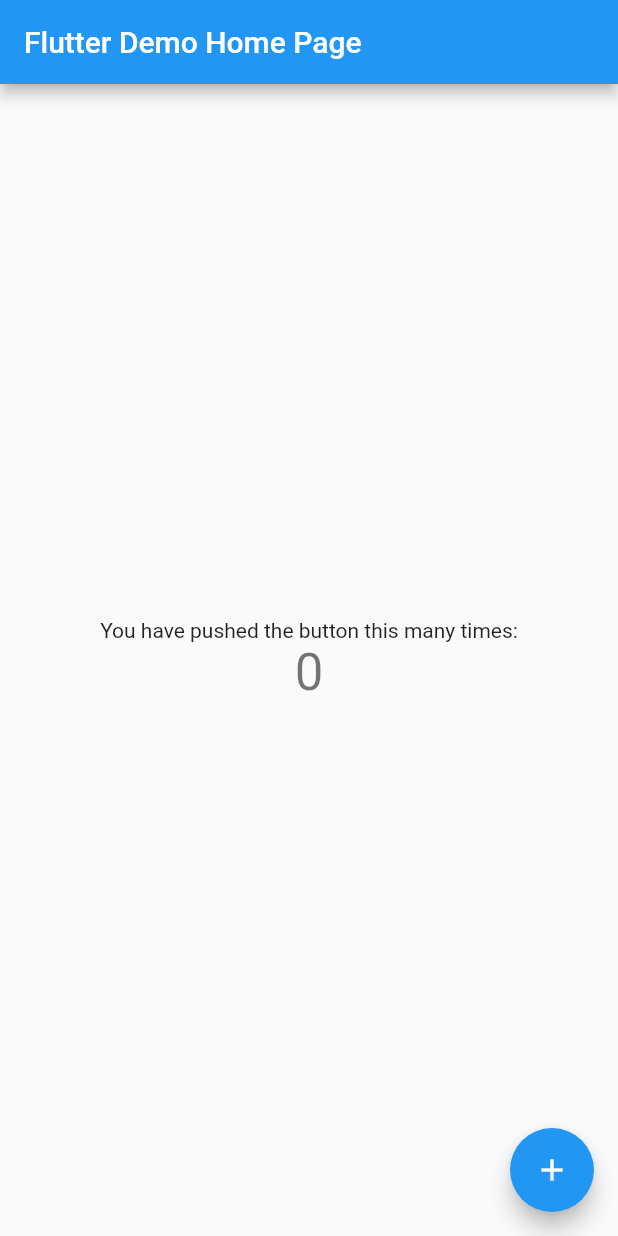
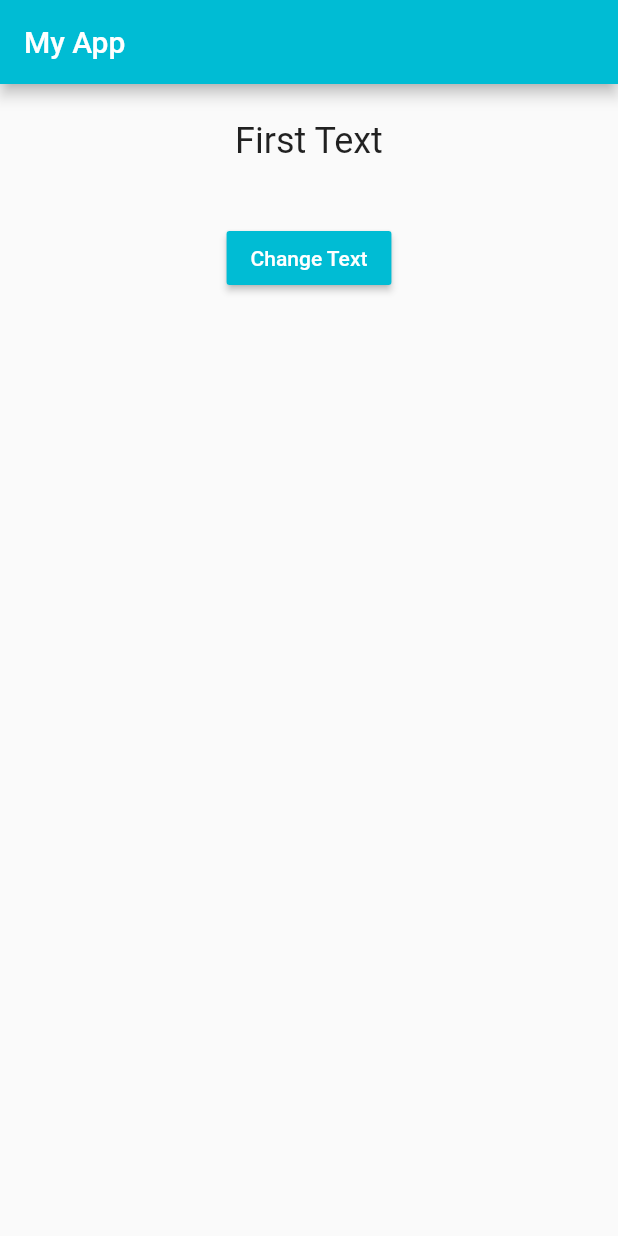
Before and after one commit to andres-gr/flutter-udemy-course-assignment-1, a Flutter app: the screen it shows after launch, on a phone screen of 412 x 824 dp. Run offline on Flutter 3.47's test engine with Material 2 defaults, Android fonts, the phone set to English and light mode, and no system bars.

Commit message:
assignment 1 complete

```diff
--- /dev/null
+++ b/lib/app.dart
@@ -0,0 +1,32 @@
+import 'package:flutter/material.dart';
+
+import 'package:udemy_course_assignment_1/text_control.dart';
+
+class App extends StatelessWidget {
+  @override
+  Widget build(BuildContext context) {
+    return MaterialApp(
+      theme: ThemeData(
+        accentColor: Colors.cyanAccent,
+        primaryColor: Colors.cyan,
+      ),
+      home: Scaffold(
+        appBar: AppBar(
+          title: Text(
+            'My App',
+            style: TextStyle(
+              color: Colors.white
+            ),
+          ),
+        ),
+        body: Column(
+          children: <Widget>[
+            Center(
+              child: TextControl(),
+            ),
+          ],
+        ),
+      ),
+    );
+  }
+}
--- a/lib/main.dart
+++ b/lib/main.dart
@@ -1,109 +1,5 @@
 import 'package:flutter/material.dart';
 
-void main() => runApp(new MyApp());
+import 'package:udemy_course_assignment_1/app.dart';
 
-class MyApp extends StatelessWidget {
-  // This widget is the root of your application.
-  @override
-  Widget build(BuildContext context) {
-    return new MaterialApp(
-      title: 'Flutter Demo',
-      theme: new ThemeData(
-        // This is the theme of your application.
-        //
-        // Try running your application with "flutter run". You'll see the
-        // application has a blue toolbar. Then, without quitting the app, try
-        // changing the primarySwatch below to Colors.green and then invoke
-        // "hot reload" (press "r" in the console where you ran "flutter run",
-        // or press Run > Flutter Hot Reload in IntelliJ). Notice that the
-        // counter didn't reset back to zero; the application is not restarted.
-        primarySwatch: Colors.blue,
-      ),
-      home: new MyHomePage(title: 'Flutter Demo Home Page'),
-    );
-  }
-}
-
-class MyHomePage extends StatefulWidget {
-  MyHomePage({Key key, this.title}) : super(key: key);
-
-  // This widget is the home page of your application. It is stateful, meaning
-  // that it has a State object (defined below) that contains fields that affect
-  // how it looks.
-
-  // This class is the configuration for the state. It holds the values (in this
-  // case the title) provided by the parent (in this case the App widget) and
-  // used by the build method of the State. Fields in a Widget subclass are
-  // always marked "final".
-
-  final String title;
-
-  @override
-  _MyHomePageState createState() => new _MyHomePageState();
-}
-
-class _MyHomePageState extends State<MyHomePage> {
-  int _counter = 0;
-
-  void _incrementCounter() {
-    setState(() {
-      // This call to setState tells the Flutter framework that something has
-      // changed in this State, which causes it to rerun the build method below
-      // so that the display can reflect the updated values. If we changed
-      // _counter without calling setState(), then the build method would not be
-      // called again, and so nothing would appear to happen.
-      _counter++;
-    });
-  }
-
-  @override
-  Widget build(BuildContext context) {
-    // This method is rerun every time setState is called, for instance as done
-    // by the _incrementCounter method above.
-    //
-    // The Flutter framework has been optimized to make rerunning build methods
-    // fast, so that you can just rebuild anything that needs updating rather
-    // than having to individually change instances of widgets.
-    return new Scaffold(
-      appBar: new AppBar(
-        // Here we take the value from the MyHomePage object that was created by
-        // the App.build method, and use it to set our appbar title.
-        title: new Text(widget.title),
-      ),
-      body: new Center(
-        // Center is a layout widget. It takes a single child and positions it
-        // in the middle of the parent.
-        child: new Column(
-          // Column is also layout widget. It takes a list of children and
-          // arranges them vertically. By default, it sizes itself to fit its
-          // children horizontally, and tries to be as tall as its parent.
-          //
-          // Invoke "debug paint" (press "p" in the console where you ran
-          // "flutter run", or select "Toggle Debug Paint" from the Flutter tool
-          // window in IntelliJ) to see the wireframe for each widget.
-          //
-          // Column has various properties to control how it sizes itself and
-          // how it positions its children. Here we use mainAxisAlignment to
-          // center the children vertically; the main axis here is the vertical
-          // axis because Columns are vertical (the cross axis would be
-          // horizontal).
-          mainAxisAlignment: MainAxisAlignment.center,
-          children: <Widget>[
-            new Text(
-              'You have pushed the button this many times:',
-            ),
-            new Text(
-              '$_counter',
-              style: Theme.of(context).textTheme.display1,
-            ),
-          ],
-        ),
-      ),
-      floatingActionButton: new FloatingActionButton(
-        onPressed: _incrementCounter,
-        tooltip: 'Increment',
-        child: new Icon(Icons.add),
-      ), // This trailing comma makes auto-formatting nicer for build methods.
-    );
-  }
-}
+void main() => runApp(App());
--- /dev/null
+++ b/lib/text.dart
@@ -0,0 +1,20 @@
+import 'package:flutter/material.dart';
+
+class TextDisplay extends StatelessWidget {
+  final String displayText;
+
+  TextDisplay({this.displayText = 'Default Text'});
+
+  @override
+  Widget build(BuildContext context) {
+    return Container(
+      margin: EdgeInsets.all(24.0),
+      child: Text(
+        displayText,
+        style: TextStyle(
+          fontSize: 24.0
+        ),
+      ),
+    );
+  }
+}
--- /dev/null
+++ b/lib/text_control.dart
@@ -0,0 +1,60 @@
+import 'package:flutter/material.dart';
+import 'dart:math';
+
+import 'package:udemy_course_assignment_1/text.dart';
+
+int getRandomPosition({int min = 0, int max}) {
+  final _random = Random();
+  return min + _random.nextInt(max - min);
+}
+
+class TextControl extends StatefulWidget {
+  final int initPosition = 0;
+
+  @override
+  _TextControlState createState() => _TextControlState();
+}
+
+class _TextControlState extends State<TextControl> {
+  List<String> _textList = const [
+    'First Text',
+    'Second Text',
+    'Third Text',
+    '4th Text',
+    'Last Text',
+  ];
+
+  int _currentPosition;
+
+  @override
+  void initState() {
+    _currentPosition = widget.initPosition;
+    super.initState();
+  }
+
+  @override
+  Widget build(BuildContext context) {
+    return Column(
+      children: <Widget>[
+        TextDisplay(
+          displayText: _textList[_currentPosition],
+        ),
+        Container(
+          margin: EdgeInsets.all(16.0),
+          child: RaisedButton(
+            onPressed: () {
+              setState(() {
+                _currentPosition = getRandomPosition(
+                  max: _textList.length
+                );
+              });
+            },
+            child: Text('Change Text'),
+            color: Colors.cyan,
+            textColor: Colors.white,
+          ),
+        )
+      ],
+    );
+  }
+}
```
Also changed, not shown: 1 other file.
